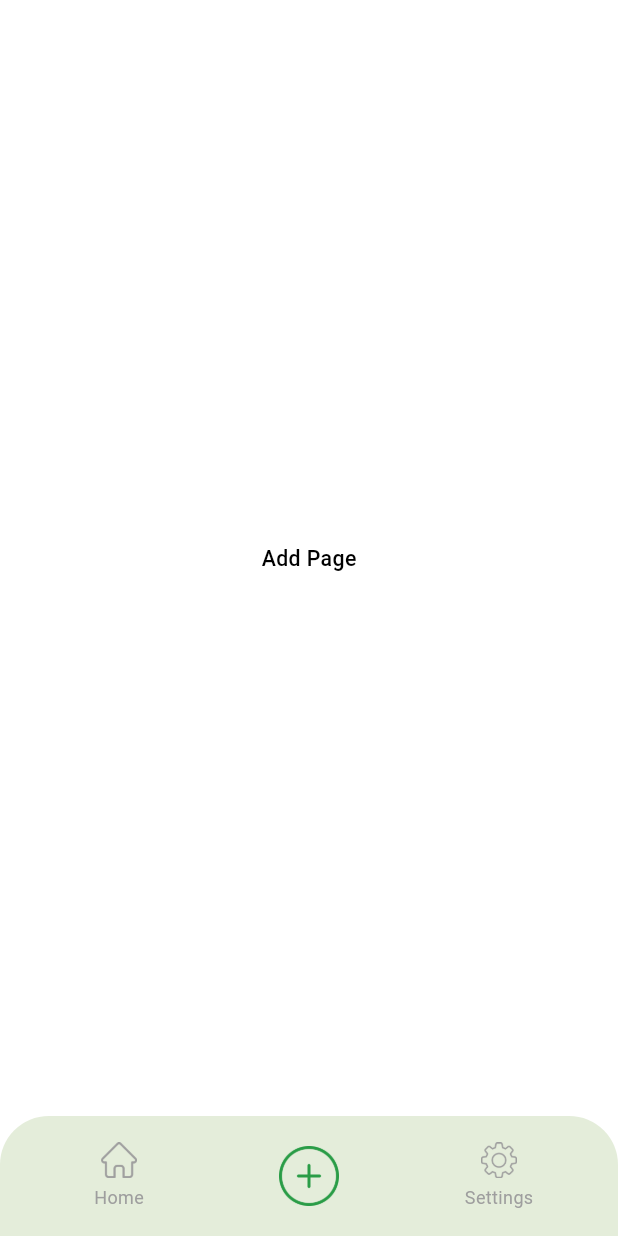
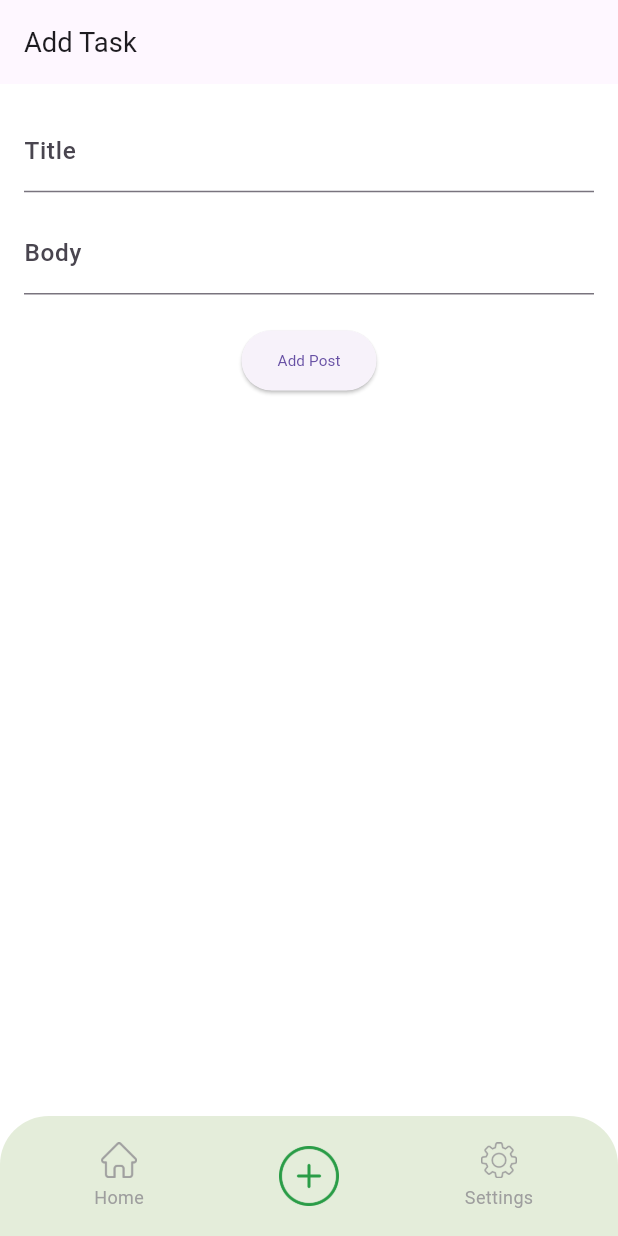
Before and after one commit to Asif-Rezan/SIMPLE_POST_APP, a Flutter app: the screen it shows after launch, item 2 of the bottom bar chosen, on a phone screen of 412 x 824 dp. Run offline on Flutter 3.47's test engine with Material 3 defaults, Android fonts, the phone set to English and light mode, and no system bars; our stand-ins replace dio, flutter_screenutil, get_it, hive, hive_flutter, shared_preferences; accounts and stored records are empty; network calls fail; Roboto replaces fonts that are missing (Bryant).

Commit message:
feat(local_storage): add functionality to store posts using Hive

```diff
--- /dev/null
+++ b/lib/data/datasources/local_post_data_source.dart
@@ -0,0 +1,24 @@
+import 'package:hive/hive.dart';
+
+import '../models/post_model.dart';
+
+abstract class LocalPostDataSource {
+  Future<void> addPost(PostModel post);
+  Future<List<PostModel>> getPosts();
+}
+
+class LocalPostDataSourceImpl implements LocalPostDataSource {
+  final Box box;
+
+  LocalPostDataSourceImpl(this.box);
+
+  @override
+  Future<void> addPost(PostModel post) async {
+    await box.add(post);
+  }
+
+  @override
+  Future<List<PostModel>> getPosts() async {
+    return box.values.cast<PostModel>().toList();
+  }
+}
--- /dev/null
+++ b/lib/domain/repositories/local_post_repository.dart
@@ -0,0 +1,6 @@
+import '../entities/post_entity.dart';
+
+abstract class LocalPostRepository {
+  Future<void> addPost(PostEntity post);
+  Future<List<PostEntity>> getLocalPosts();
+}
--- /dev/null
+++ b/lib/domain/usecases/add_local_post_use_case.dart
@@ -0,0 +1,18 @@
+import '../entities/post_entity.dart';
+import '../repositories/local_post_repository.dart';
+
+class AddLocalPostUseCase {
+  final LocalPostRepository repository;
+
+  AddLocalPostUseCase(this.repository);
+
+  Future<void> call(PostEntity post) async => repository.addPost(post);
+}
+
+class GetLocalPostsUseCase {
+  final LocalPostRepository repository;
+
+  GetLocalPostsUseCase(this.repository);
+
+  Future<List<PostEntity>> call() async => repository.getLocalPosts();
+}
--- a/lib/main.dart
+++ b/lib/main.dart
@@ -9,6 +9,7 @@ import 'package:simple_post_app/presentation/viewmodels/app_providers.dart';
 import 'cors/di/injection.dart';
 import 'cors/routes/app_routes.dart';
 import 'cors/theme/app_theme.dart';
+import 'data/models/post_model.dart';
 
 void main() async {
   WidgetsFlutterBinding.ensureInitialized();
@@ -16,7 +17,10 @@ void main() async {
   await SystemChrome.setPreferredOrientations([DeviceOrientation.portraitUp]);
 
   await Hive.initFlutter();
-  await Hive.openBox('data');
+  Hive.registerAdapter(PostModelAdapter());
+  await Hive.openBox('posts');
+
+
 
   await ScreenUtil.ensureScreenSize();
   await configureDependencies();
--- /dev/null
+++ b/lib/presentation/viewmodels/add_post/add_post_view_model.dart
@@ -0,0 +1,35 @@
+import 'package:flutter/material.dart';
+import '../../../domain/entities/post_entity.dart';
+import '../../../domain/usecases/add_local_post_use_case.dart';
+
+class AddPostViewModel extends ChangeNotifier {
+  final AddLocalPostUseCase _addPostUseCase;
+  final GetLocalPostsUseCase _getPostsUseCase;
+
+  AddPostViewModel(this._addPostUseCase, this._getPostsUseCase);
+
+  final TextEditingController titleController = TextEditingController();
+  final TextEditingController bodyController = TextEditingController();
+
+  List<PostEntity> _posts = [];
+  List<PostEntity> get posts => _posts;
+
+  Future<void> loadPosts() async {
+    _posts = await _getPostsUseCase();
+    notifyListeners();
+  }
+
+  Future<void> addPost() async {
+    final newPost = PostEntity(
+      userId: 0,
+      id: DateTime.now().millisecondsSinceEpoch,
+      title: titleController.text,
+      body: bodyController.text,
+    );
+    await _addPostUseCase(newPost);
+    await loadPosts();
+
+    titleController.clear();
+    bodyController.clear();
+  }
+}
--- a/lib/presentation/viewmodels/app_providers.dart
+++ b/lib/presentation/viewmodels/app_providers.dart
@@ -1,5 +1,6 @@
 import 'package:provider/provider.dart';
 import 'package:provider/single_child_widget.dart';
+import 'package:simple_post_app/presentation/viewmodels/add_post/add_post_view_model.dart';
 
 import '../../cors/di/injection.dart';
 import 'home/home_viewmodel.dart';
@@ -7,5 +8,6 @@ import 'home/home_viewmodel.dart';
 class AppProviders {
   static final List<SingleChildWidget> providers = [
     ChangeNotifierProvider(create: (_) => getIt<HomeViewModel>()),
+    ChangeNotifierProvider(create: (_) => getIt<AddPostViewModel>()),
   ];
 }
--- /dev/null
+++ b/lib/presentation/views/add_screen/screen/add_screen.dart
@@ -0,0 +1,52 @@
+import 'package:flutter/material.dart';
+import 'package:provider/provider.dart';
+
+import '../../../viewmodels/add_post/add_post_view_model.dart';
+
+class AddScreen extends StatelessWidget {
+  const AddScreen({super.key});
+
+  @override
+  Widget build(BuildContext context) {
+    return Scaffold(
+      appBar: AppBar(title: const Text("Add Task")),
+      body: Consumer<AddPostViewModel>(
+        builder: (context, viewModel, child) {
+          return Padding(
+            padding: const EdgeInsets.all(16),
+            child: Column(
+              children: [
+                TextField(
+                  controller: viewModel.titleController,
+                  decoration: const InputDecoration(labelText: "Title"),
+                ),
+                const SizedBox(height: 12),
+                TextField(
+                  controller: viewModel.bodyController,
+                  decoration: const InputDecoration(labelText: "Body"),
+                ),
+                const SizedBox(height: 20),
+                ElevatedButton(
+                  onPressed: viewModel.addPost,
+                  child: const Text("Add Post"),
+                ),
+                const SizedBox(height: 20),
+                Expanded(
+                  child: ListView.builder(
+                    itemCount: viewModel.posts.length,
+                    itemBuilder: (context, index) {
+                      final post = viewModel.posts[index];
+                      return Card(
+                        child: ListTile(title: Text(post.title)),
+                      );
+                    },
+                  ),
+                )
+              ],
+            ),
+          );
+        },
+      ),
+    );
+  }
+}
--- a/lib/presentation/views/parent_screen/parent_screen.dart
+++ b/lib/presentation/views/parent_screen/parent_screen.dart
@@ -1,5 +1,6 @@
 import 'package:flutter/material.dart';
 import 'package:flutter_screenutil/flutter_screenutil.dart';
+import 'package:simple_post_app/presentation/views/add_screen/screen/add_screen.dart';
 import 'package:simple_post_app/presentation/views/home/screen/home_screen.dart';
 
 class ParentScreen extends StatefulWidget {
@@ -14,7 +15,7 @@ class _ParentScreenState extends State<ParentScreen> {
 
   final List<Widget> _pages = const [
     HomeScreen(),
-    Center(child: Text('Add Page')),
+    AddScreen(),
     Center(child: Text('Settings Page')),
   ];
 
--- a/pubspec.yaml
+++ b/pubspec.yaml
@@ -21,6 +21,8 @@ dependencies:
   flutter_screenutil: ^5.9.3
   dio: ^5.8.0+1
   shared_preferences: ^2.5.3
+  build_runner: ^2.5.4
+  hive_generator: ^2.0.1
 
 
 
```
Also changed, not shown: lib/cors/di/injection.dart (+18 -0 lines), lib/data/models/post_model.dart (+24 -14 lines), lib/data/repositories/local_post_repository_impl.dart (added, +20 -0 lines), lib/data/models/post_model.g.dart (added), pubspec.lock.
